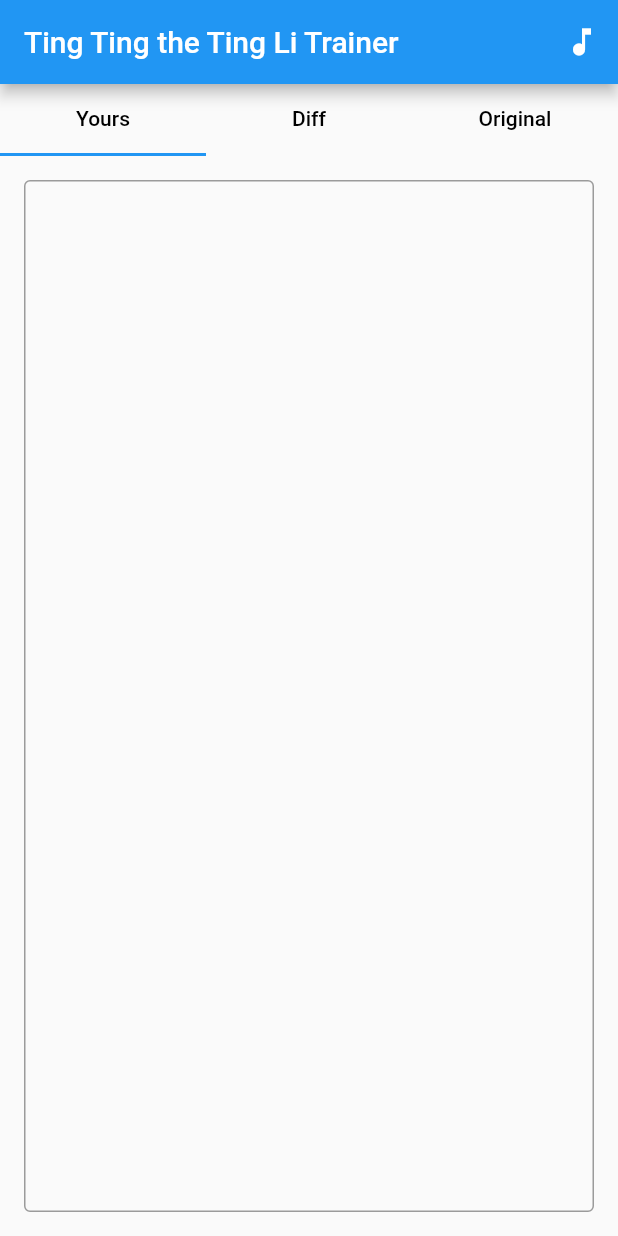
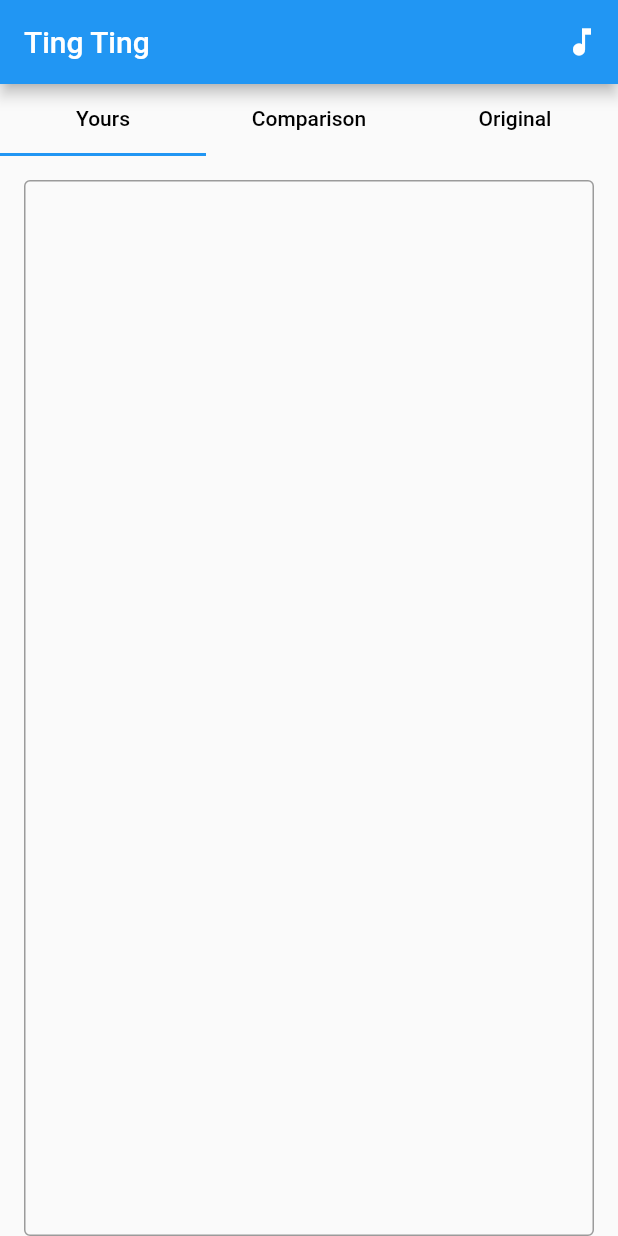
Before and after one commit to Mr-Pepe/tingting, a Flutter app: the screen it shows after launch, on a phone screen of 412 x 824 dp. Run offline on Flutter 3.47's test engine with Material 2 defaults, Android fonts, the phone set to English and light mode, and no system bars; our stand-ins replace equatable, file_picker, flutter_tts, just_audio.

Commit message:
Improve strings, titles, spacing

```diff
--- a/lib/main.dart
+++ b/lib/main.dart
@@ -38,7 +38,7 @@ class _MyAppState extends State<MyApp> {
           builder: (context, model, child) {
             return Scaffold(
                 appBar: AppBar(
-                  title: Text("Ting Ting the Ting Li Trainer"),
+                  title: Text("Ting Ting"),
                   actions: [
                     PopupMenuButton(
                       icon: Icon(Icons.music_note),
--- a/lib/ui/playerControls.dart
+++ b/lib/ui/playerControls.dart
@@ -192,9 +192,9 @@ class _ProgressBarState extends State<ProgressBar> {
     return Padding(
       padding: const EdgeInsets.fromLTRB(
         textFieldPadding,
+        4,
+        textFieldPadding,
         0,
-        textFieldPadding,
-        textFieldPadding,
       ),
       child: Stack(
         children: <Widget>[
--- a/lib/ui/tingting.dart
+++ b/lib/ui/tingting.dart
@@ -5,6 +5,7 @@ import 'package:tingting/ui/inputTextField.dart';
 import 'package:tingting/ui/originalTextField.dart';
 import 'package:tingting/ui/playerControls.dart';
 import 'package:tingting/values/dimensions.dart';
+import 'package:tingting/values/strings.dart';
 import 'package:tingting/viewModels/tingtingViewModel.dart';
 
 class TingTing extends StatefulWidget {
@@ -17,9 +18,9 @@ class TingTing extends StatefulWidget {
 class _TingTingState extends State<TingTing>
     with SingleTickerProviderStateMixin {
   final List<Tab> tabLabels = <Tab>[
-    Tab(text: 'Yours'),
-    Tab(text: 'Diff'),
-    Tab(text: 'Original'),
+    Tab(text: Strings.tabYours),
+    Tab(text: Strings.tabDiff),
+    Tab(text: Strings.tabOriginal),
   ];
 
   FocusNode inputFocusNode;
@@ -78,7 +79,12 @@ class _TingTingState extends State<TingTing>
           ),
           Expanded(
             child: Padding(
-              padding: const EdgeInsets.all(textFieldPadding),
+              padding: const EdgeInsets.fromLTRB(
+                textFieldPadding,
+                textFieldPadding,
+                textFieldPadding,
+                0,
+              ),
               child: TabBarView(
                 controller: _tabController,
                 children: [
--- a/lib/values/dimensions.dart
+++ b/lib/values/dimensions.dart
@@ -1,5 +1,5 @@
 const double textFieldPadding = 16;
-const double textFieldFontSize = 30;
+const double textFieldFontSize = 24;
 const double playButtonSize = 64;
 const double otherButtonsSize = 36;
 const double speedButtonFontSize = 18;
--- a/lib/values/strings.dart
+++ b/lib/values/strings.dart
@@ -14,6 +14,10 @@ class Strings {
       "Chinese text-to-speech functionality is not available on your device.";
   static final ttsFailed = "Text-to-speech generation failed.";
   static final generatingAudio = "Generating audio ...";
-  static final generatingDiff = "Generating diff ...";
+  static final generatingDiff = "Generating comparison ...";
   static final loadingAudioFromFile = "Loading audio from file ...";
+
+  static final tabYours = "Yours";
+  static final tabDiff = "Comparison";
+  static final tabOriginal = "Original";
 }
```
